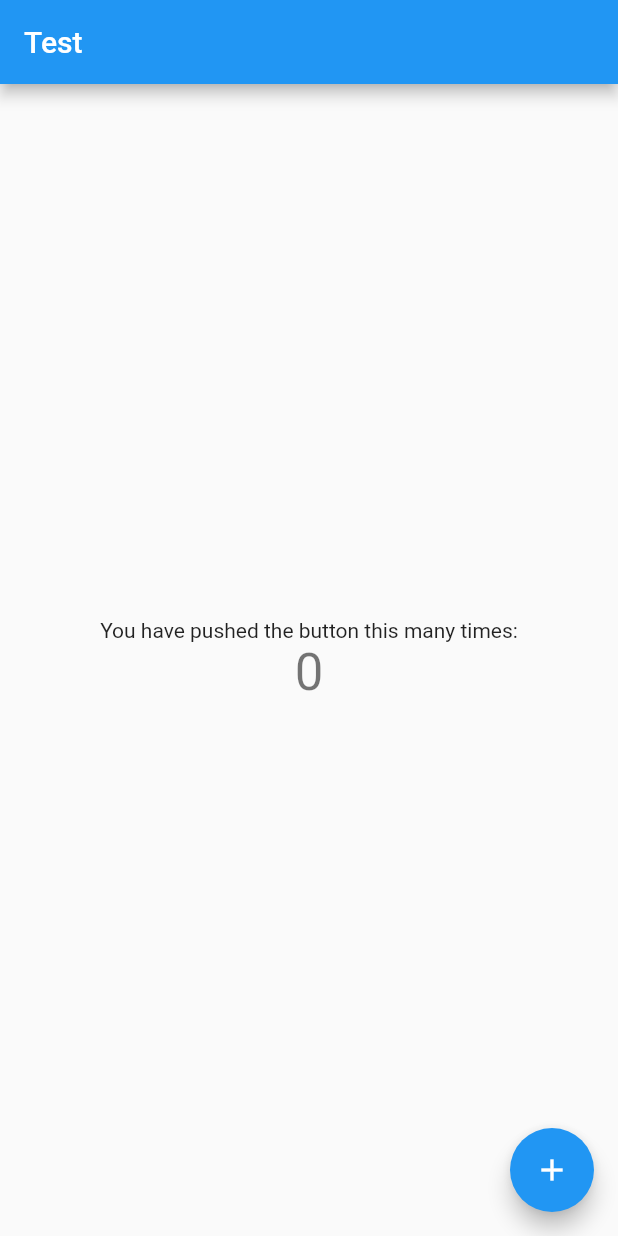
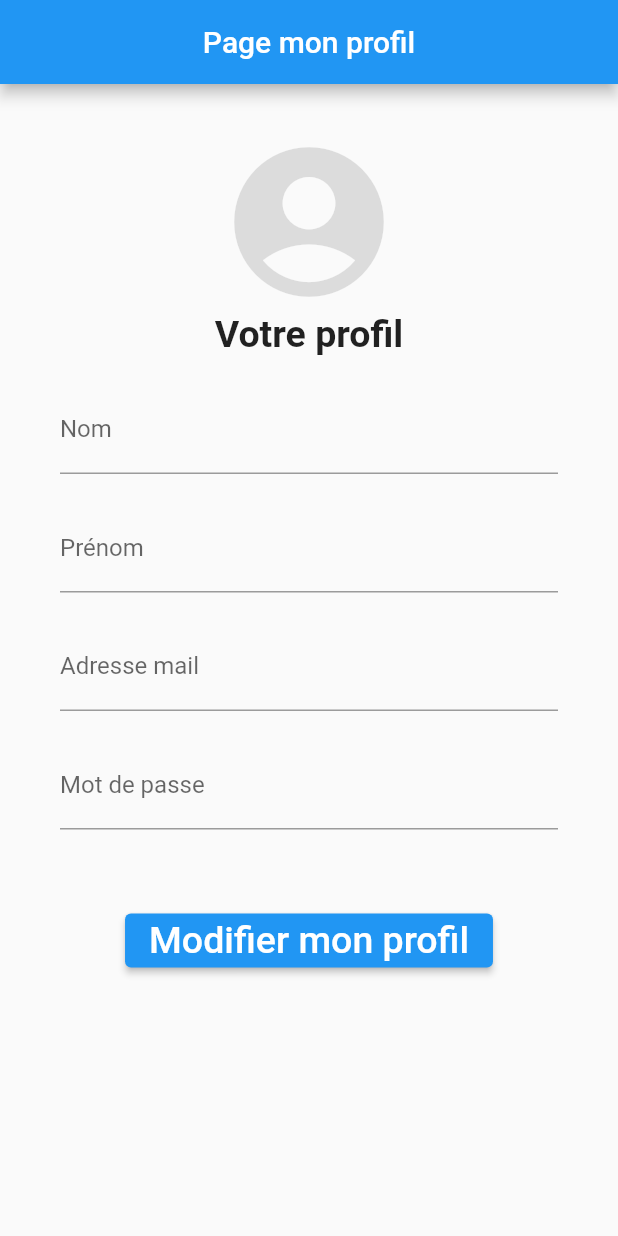
Before and after one commit to IPSSIProject/AdopteUnCoin, a Flutter app: the screen it shows after launch, on a phone screen of 412 x 824 dp. Run offline on Flutter 3.47's test engine with Material 2 defaults, Android fonts, the phone set to English and light mode, and no system bars; our stand-ins replace cloud_firestore, firebase_auth, firebase_core, firebase_storage; accounts and stored records are empty.

Commit message:
User info create (not finished)

```diff
--- /dev/null
+++ b/lib/Views/user_profile.dart
@@ -0,0 +1,139 @@
+import 'package:flutter/material.dart';
+
+/*class userProfile extends StatefulWidget{
+
+  @override
+  State<StatefulWidget> createState() {
+    // TODO: implement createState
+    throw UnimplementedError();
+  }
+
+  @override
+  Widget build(BuildContext context) {
+    return Container(
+      decoration: const BoxDecoration(color: Colors.white),
+      child: const Center(
+      child: Text(
+      'Hello World',
+      textDirection: TextDirection.ltr,
+      style: TextStyle(
+        fontSize: 32,
+        color: Colors.black87,
+      ),
+    ),
+    ),
+    );
+
+  }
+}*/
+
+class userProfile extends StatelessWidget{
+  /*@override
+  Widget build(BuildContext context){
+    return Scaffold(
+      appBar: AppBar(
+        title: Text("hello world"),
+      ),
+    );
+  }*/
+
+  Widget build(BuildContext context) {
+    return MaterialApp(
+      title: 'Welcome to Flutter',
+      home: Scaffold(
+        appBar: AppBar(
+
+          title: const Center(
+            child: Text('Page mon profil'),
+          ),
+        ),
+        body: Column(
+          children:  [
+            const Center(),
+            const Padding(
+                padding: EdgeInsets.all(16)
+            ),
+            const Icon(
+              Icons.account_circle_sharp,
+              size: 120,
+              color: Colors.black12,
+            ),
+            const Text(
+                'Votre profil',
+                style: TextStyle(
+                  fontSize: 25,
+                  fontWeight: FontWeight.bold,
+                )
+            ),
+            Padding(
+              padding: EdgeInsets.only(left: 40, right: 40, top: 20, bottom: 0),
+              child:
+              TextFormField(
+                decoration: const InputDecoration(
+                  border: UnderlineInputBorder(),
+                  labelText: 'Nom',
+                ),
+              ),
+            ),
+            Padding(
+              padding: EdgeInsets.only(left: 40, right: 40, top: 20, bottom: 0),
+              child:
+              TextFormField(
+                decoration: const InputDecoration(
+                  border: UnderlineInputBorder(),
+                  labelText: 'Prénom',
+                ),
+              ),
+            ),
+            Padding(
+              padding: EdgeInsets.only(left: 40, right: 40, top: 20, bottom: 0),
+              child:
+              TextFormField(
+                decoration: const InputDecoration(
+                  border: UnderlineInputBorder(),
+                  labelText: 'Adresse mail',
+                ),
+              ),
+            ),
+            Padding(
+              padding: EdgeInsets.only(left: 40, right: 40, top: 20, bottom: 0),
+              child:
+              TextFormField(
+                decoration: const InputDecoration(
+                  border: UnderlineInputBorder(),
+                  labelText: 'Mot de passe',
+                ),
+                obscureText: true,
+                enableSuggestions: false,
+                autocorrect: false,
+              ),
+            ),
+            Padding(
+              padding: EdgeInsets.only(left: 40, right: 40, top: 50, bottom: 0),
+              child:
+              ElevatedButton(
+                onPressed: () {
+                  // Respond to button press
+                },
+
+                child: const Text(
+                  'Modifier mon profil',
+                  style: TextStyle(
+                    fontSize: 25,
+                  ),
+                ),
+              ),
+            ),
+          ],
+        ),
+      ),
+    );
+  }
+}
+
+/*body: const Center(
+          child: Icon(
+              Icons.account_circle_sharp,
+              size: 150,
+          ),
+        ),*/
--- a/lib/main.dart
+++ b/lib/main.dart
@@ -1,7 +1,8 @@
 import 'package:flutter/material.dart';
-
+import 'Views/user_profile.dart';
 void main() {
-  runApp(const MyApp());
+  //runApp(const MyApp());
+  runApp(userProfile());
 }
 
 class MyApp extends StatelessWidget {
@@ -13,7 +14,7 @@ class MyApp extends StatelessWidget {
     return MaterialApp(
       title: 'Flutter Demo',
       theme: ThemeData(
-        // This is the theme of your application.
+        // This is the th²eme of your application.
         //
         // Try running your application with "flutter run". You'll see the
         // application has a blue toolbar. Then, without quitting the app, try
```
Also changed, not shown: 2 other files.
